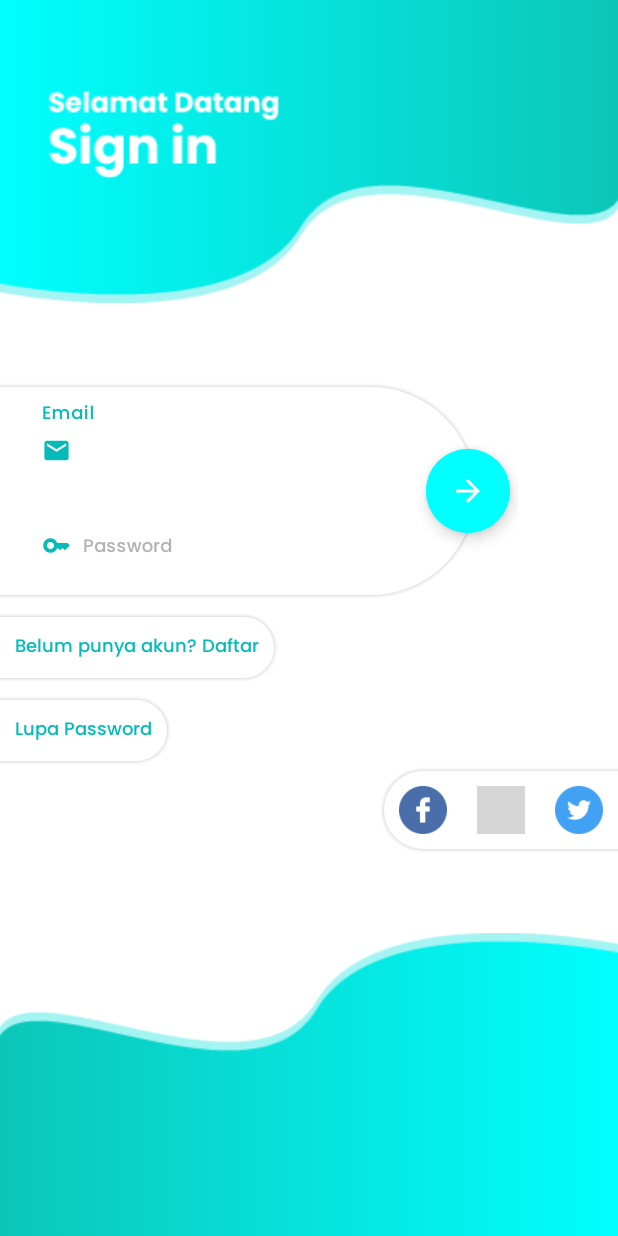
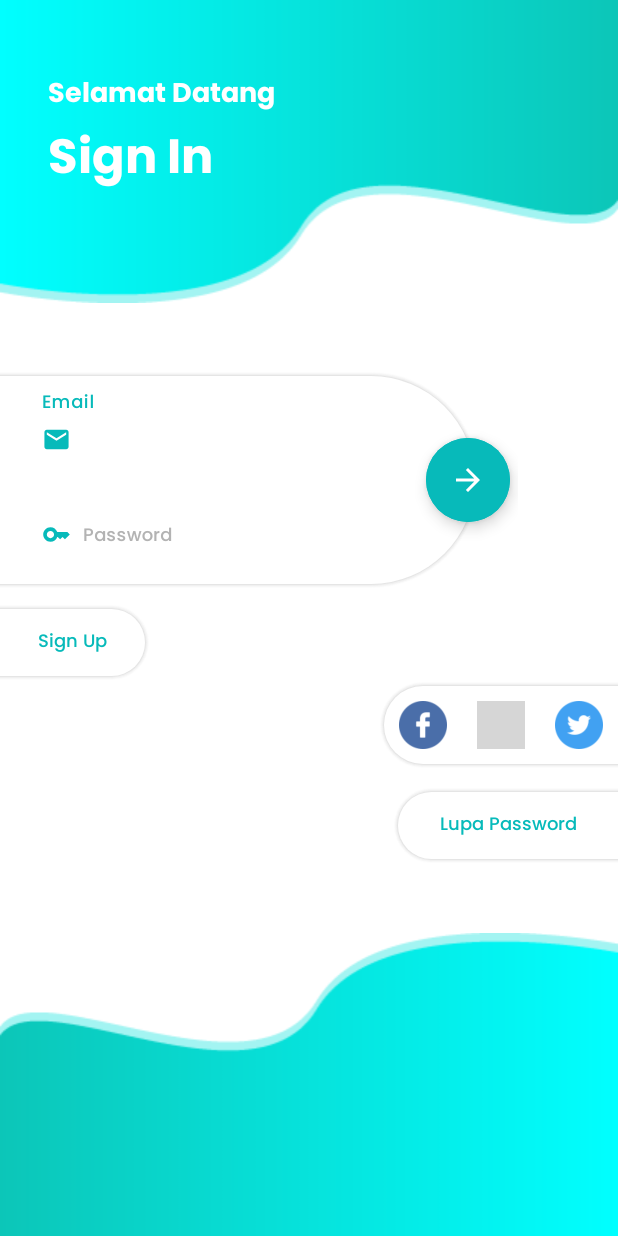
Before and after one commit to aditgocendra/main_market, an Android app: the layout activity_login.xml on its own in the app's theme, with its tools: preview values and no code run, on a phone screen of 412 x 824 dp. Run offline under Robolectric (Android 15) with nearby library versions, the phone set to English and light mode, and no system bars; grey boxes are pictures that could not be loaded.

Commit message:
add progressbar and change top background

```diff
--- a/app/src/main/res/layout/activity_login.xml
+++ b/app/src/main/res/layout/activity_login.xml
@@ -6,11 +6,51 @@
     android:layout_height="match_parent"
     tools:context=".View.Auth.Login">
 
-    <ImageView
+    <ProgressBar
+        android:id="@+id/progress_circular"
+        android:layout_width="wrap_content"
+        android:layout_height="wrap_content"
+        android:layout_centerInParent="true"
+        android:visibility="invisible"
+        android:translationZ="1dp"/>
+
+    <RelativeLayout
         android:layout_width="match_parent"
-        android:layout_height="wrap_content"
-        android:src="@drawable/background_sign_in_top"
-        android:scaleType="fitXY"/>
+        android:layout_height="wrap_content">
+
+        <ImageView
+            android:layout_width="match_parent"
+            android:layout_height="wrap_content"
+            android:layout_alignParentTop="true"
+            android:scaleType="fitXY"
+            android:src="@drawable/background_auth_top" />
+
+        <LinearLayout
+            android:layout_width="wrap_content"
+            android:layout_height="wrap_content"
+            android:orientation="vertical"
+            android:layout_marginTop="48dp"
+            android:layout_marginStart="32dp">
+
+            <TextView
+                android:layout_width="match_parent"
+                android:layout_height="wrap_content"
+                android:text="Selamat Datang"
+                android:textColor="@color/white"
+                android:fontFamily="@font/poppins_bold"
+                android:textSize="18sp"/>
+
+            <TextView
+                android:layout_width="match_parent"
+                android:layout_height="wrap_content"
+                android:text="Sign In"
+                android:textColor="@color/white"
+                android:fontFamily="@font/poppins_bold"
+                android:textSize="32sp"/>
+
+        </LinearLayout>
+
+    </RelativeLayout>
 
     <LinearLayout
         android:layout_width="match_parent"
@@ -23,15 +63,16 @@
             android:layout_height="wrap_content">
 
             <com.google.android.material.floatingactionbutton.ExtendedFloatingActionButton
+                android:id="@+id/sign_in_btn"
                 android:layout_width="wrap_content"
                 android:layout_height="wrap_content"
                 android:layout_alignParentEnd="true"
                 android:layout_centerInParent="true"
                 android:layout_marginEnd="5dp"
-                android:backgroundTint="@color/blue_cyan"
+                android:backgroundTint="@color/blue_text"
                 app:icon="@drawable/ic_arrow_forward"
                 app:iconTint="@color/white"
-                tools:ignore="SpeakableTextPresentCheck" />
+                tools:ignore="RelativeOverlap,SpeakableTextPresentCheck" />
 
             <LinearLayout
                 android:layout_width="320dp"
@@ -55,7 +96,7 @@
                         android:textColorHint="#B3B3B3">
 
                         <com.google.android.material.textfield.TextInputEditText
-                            android:id="@+id/username_login"
+                            android:id="@+id/email_login_ti"
                             android:layout_width="match_parent"
                             android:layout_height="wrap_content"
                             android:background="@color/transparent"
@@ -77,7 +118,7 @@
                         android:textColorHint="#B3B3B3">
 
                         <com.google.android.material.textfield.TextInputEditText
-                            android:id="@+id/password_login"
+                            android:id="@+id/password_login_ti"
                             android:layout_width="match_parent"
                             android:layout_height="wrap_content"
                             android:background="@color/transparent"
@@ -98,37 +139,23 @@
         </RelativeLayout>
 
         <LinearLayout
-            android:layout_width="wrap_content"
+            android:id="@+id/sign_up_redirect"
+            android:layout_width="100dp"
             android:layout_height="wrap_content"
-            android:layout_marginTop="8dp"
+            android:layout_marginTop="10dp"
             android:background="@drawable/background_corner_only_right">
 
             <TextView
-                android:layout_width="wrap_content"
+                android:layout_width="match_parent"
                 android:layout_height="wrap_content"
-                android:layout_margin="10dp"
+                android:layout_marginTop="12dp"
+                android:layout_marginBottom="12dp"
+                android:textAlignment="center"
                 android:fontFamily="@font/poppins_medium"
-                android:text="Belum punya akun? Daftar"
+                android:text="Sign Up"
                 android:textColor="@color/blue_text"
                 android:textSize="12sp" />
 
-
-        </LinearLayout>
-
-        <LinearLayout
-            android:layout_width="wrap_content"
-            android:layout_height="wrap_content"
-            android:layout_marginTop="8dp"
-            android:background="@drawable/background_corner_only_right">
-
-            <TextView
-                android:layout_width="wrap_content"
-                android:layout_height="wrap_content"
-                android:layout_margin="10dp"
-                android:fontFamily="@font/poppins_medium"
-                android:text="Lupa Password"
-                android:textColor="@color/blue_text"
-                android:textSize="12sp" />
 
         </LinearLayout>
 
@@ -171,6 +198,26 @@
 
         </LinearLayout>
 
+        <LinearLayout
+            android:id="@+id/redirect_forgot_pass"
+            android:layout_width="150dp"
+            android:layout_height="wrap_content"
+            android:layout_marginTop="12dp"
+            android:layout_gravity="end"
+            android:background="@drawable/background_corner_only_left">
+
+            <TextView
+                android:layout_width="match_parent"
+                android:layout_height="wrap_content"
+                android:layout_margin="12dp"
+                android:fontFamily="@font/poppins_medium"
+                android:text="Lupa Password"
+                android:textAlignment="center"
+                android:textColor="@color/blue_text"
+                android:textSize="12sp" />
+
+        </LinearLayout>
+
 
     </LinearLayout>
 
```
